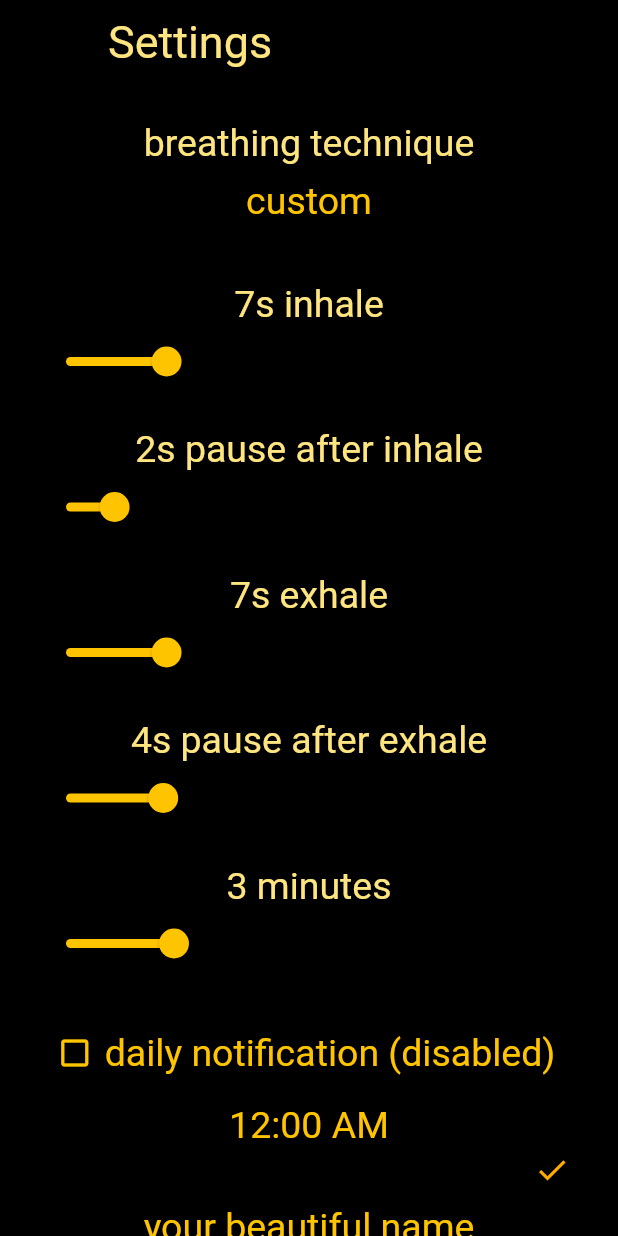
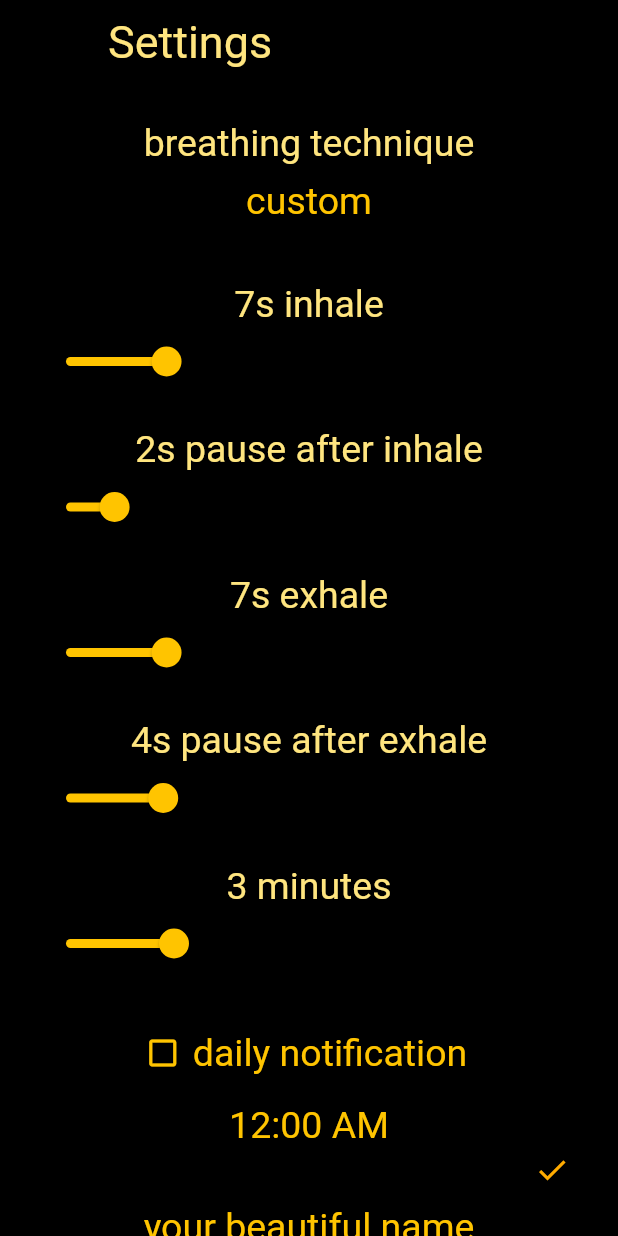
Before and after one commit to geekmiester/breathe, a Flutter app: the screen it shows after launch, after a tap on the "keyboard control" icon, on a phone screen of 412 x 824 dp. Run offline on Flutter 3.47's test engine with Material 2 defaults, Android fonts, the phone set to English and light mode, and no system bars; our stand-ins replace audioplayers, flushbar, flutter_local_notifications, shared_preferences.

Commit message:
optical improvement

```diff
--- a/lib/settings.dart
+++ b/lib/settings.dart
@@ -29,8 +29,6 @@ class SettingsState extends StatefulWidget {
 }
 
 class _Settings extends State<SettingsState> {
-  String notificationButton = '';
-
   Color notificationButtonColor = secondaryColor;
 
   Icon notificationButtonIcon =
@@ -49,14 +47,12 @@ class _Settings extends State<SettingsState> {
         ((toggle) && (!notificationEnabled))) {
       notificationEnabled = true;
       Notifications.daily(time);
-      notificationButton = 'daily notification';
       notificationButtonColor = textColor;
       notificationButtonIcon =
           Icon(Icons.check_box, color: notificationButtonColor);
     } else {
       notificationEnabled = false;
       Notifications.cancel();
-      notificationButton = 'daily notification (disabled)';
       notificationButtonColor = secondaryColor;
       notificationButtonIcon =
           Icon(Icons.check_box_outline_blank, color: notificationButtonColor);
@@ -259,7 +255,7 @@ class _Settings extends State<SettingsState> {
               },
               icon: notificationButtonIcon,
               label: Text(
-                notificationButton,
+                'daily notification',
                 textAlign: TextAlign.center,
                 style: TextStyle(
                     fontSize: fontSize,
```
